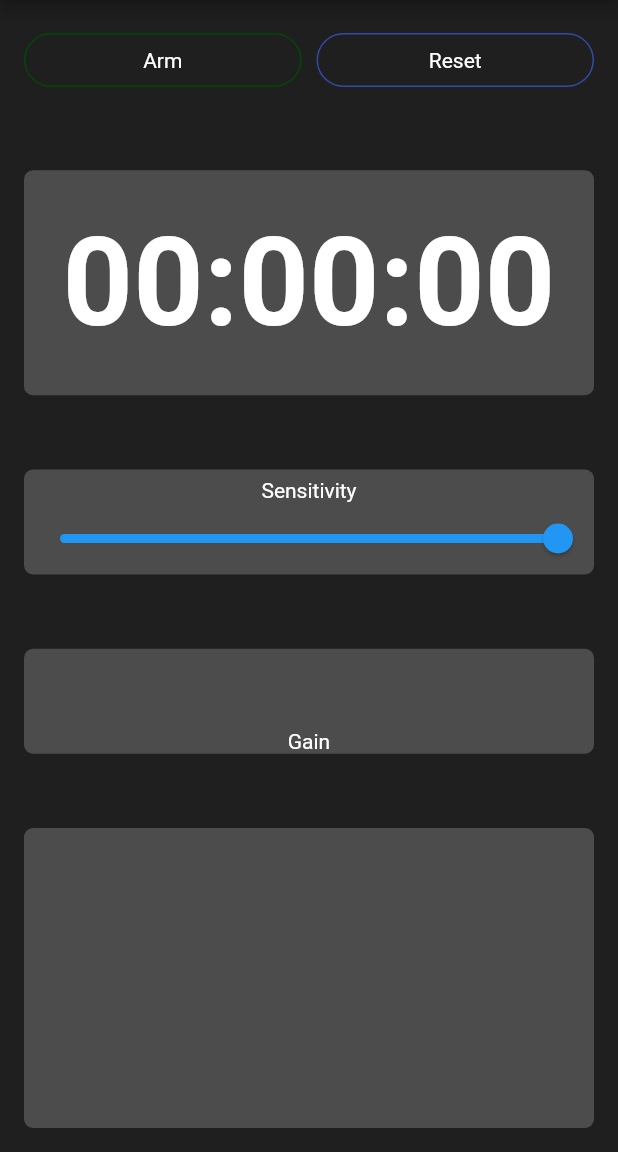
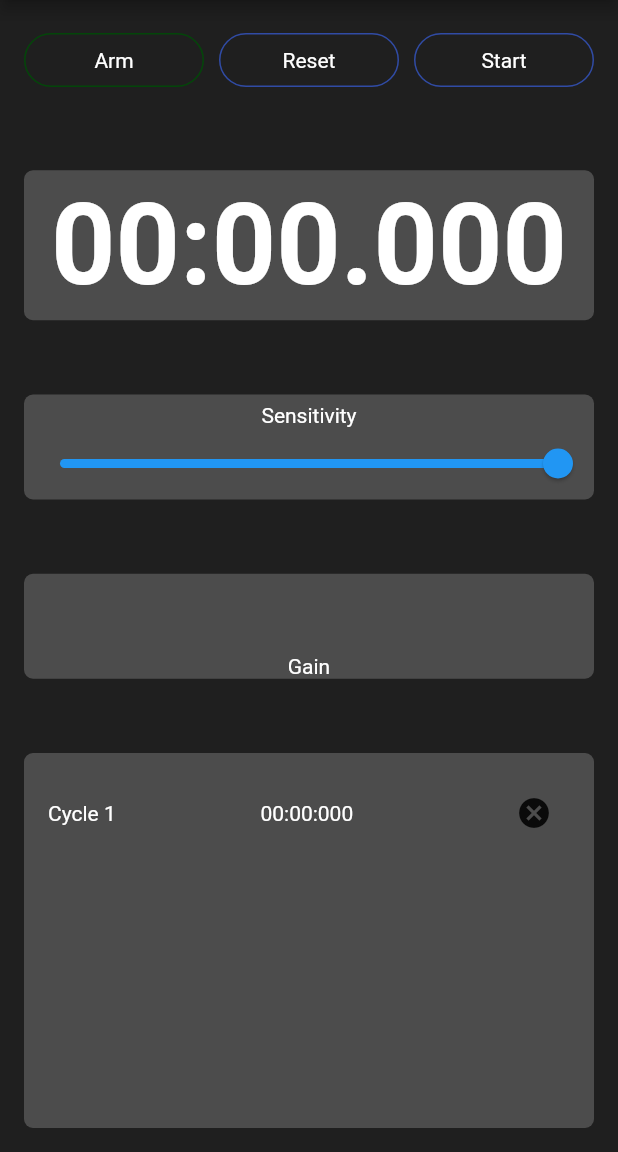
Before and after one commit to yschulz/popwatch, a Flutter app: the screen it shows after launch, after a tap on "Reset", on a phone screen of 412 x 824 dp, the part 84-1236 px from its top. Run offline on Flutter 3.47's test engine with Material 2 defaults, Android fonts, the phone set to English and light mode, and no system bars.

Commit message:
added stopwatch functionality

```diff
--- a/lib/main.dart
+++ b/lib/main.dart
@@ -1,3 +1,5 @@
+import 'dart:async';
+
 import 'package:flutter/material.dart';
 
 
@@ -26,8 +28,97 @@ class PopWatchHome extends StatefulWidget {
 
 class _PopWatchHomeState extends State<PopWatchHome> {
 
-  var _armed = false;
-  var _sensitivity = 100.0;
+  int milliseconds = 0;
+  int seconds = 0;
+  int minutes = 0;
+
+  String digitMilliseconds = '000';
+  String digitSeconds = '00';
+  String digitMinutes = '00';
+
+  Timer? timer;
+  bool started = false;
+  List logs = [];
+
+  bool _armed = false;
+  double _sensitivity = 100.0;
+
+  void stop() {
+    timer!.cancel();
+    setState(() {
+      started = false;
+    });
+  }
+
+  void reset() {
+    logCycle();
+    timer!.cancel();
+    setState(() {
+      milliseconds = 0;
+      seconds = 0;
+      minutes = 0;
+
+      digitMilliseconds = '000';
+      digitSeconds = '00';
+      digitMinutes = '00';
+
+      started = false;
+    });
+  }
+
+  void logCycle() {
+    String cycle = "$digitMinutes:$digitSeconds:$digitMilliseconds";
+    setState(() {
+      logs.add(cycle);
+    });
+  }
+
+  void deleteElementCycle(index) {
+    setState(() {
+      logs.removeAt(index);
+    });
+  }
+
+  void start() {
+    started = true;
+    timer = Timer.periodic(Duration(milliseconds: 1), (timer) {
+      int localMilliseconds = milliseconds + 1;
+      int localSeconds = seconds;
+      int localMinutes = minutes;
+
+      if(localMilliseconds > 999) {
+        if(localSeconds > 59) {
+          localMinutes++;
+          localSeconds = 0;
+        }
+        else {
+          localSeconds++;
+          localMilliseconds = 0;
+        }
+      }
+
+      setState(() {
+        milliseconds = localMilliseconds;
+        seconds = localSeconds;
+        minutes = localMinutes;
+
+        if(milliseconds >= 10) {
+          if(milliseconds >= 100) {
+            digitMilliseconds = "$milliseconds";
+          }
+          else {
+            digitMilliseconds = "0$milliseconds";
+          }
+        }
+        else {
+          digitMilliseconds = "00$milliseconds";
+        }
+        digitSeconds = (seconds >= 10) ?"$seconds":"0$seconds";
+        digitMinutes = (minutes >= 10) ?"$minutes":"0$minutes";
+
+      });
+     });
+  }
 
   void arming() {
     if(_armed) {
@@ -71,9 +162,19 @@ class _PopWatchHomeState extends State<PopWatchHome> {
                   const SizedBox(width: 10.0,),
                   Expanded(
                     child: RawMaterialButton(
-                      onPressed: () {},
+                      onPressed: reset,
                       shape: const StadiumBorder(side: BorderSide(color: Color.fromARGB(255, 48, 75, 165))),
                       child: const Text('Reset',
+                        style: TextStyle(color:  Color.fromARGB(255, 255, 255, 255))
+                      ),
+                    ),
+                  ),
+                  const SizedBox(width: 10.0,),
+                  Expanded(
+                    child: RawMaterialButton(
+                      onPressed: () { (!started) ? start() : stop();},
+                      shape: const StadiumBorder(side: BorderSide(color: Color.fromARGB(255, 48, 75, 165))),
+                      child: const Text('Start',
                         style: TextStyle(color:  Color.fromARGB(255, 255, 255, 255))
                       ),
                     ),
@@ -81,16 +182,16 @@ class _PopWatchHomeState extends State<PopWatchHome> {
                 ],
               ),
               Container(
-                height: 150.0,
+                height: 100.0,
                 decoration: BoxDecoration(
                   color: Color.fromARGB(127, 122, 122, 122),
                   borderRadius: BorderRadius.circular(6.0)
                 ),
                 child: Center(
-                  child: Text('00:00:00',
+                  child: Text('$digitMinutes:$digitSeconds.$digitMilliseconds',
                     style: TextStyle(
                       color: Color.fromARGB(255, 255, 255, 255),
-                      fontSize: 82.0,
+                      fontSize: 75.0,
                       fontWeight: FontWeight.w600
                       ),
                   ),
@@ -136,10 +237,28 @@ class _PopWatchHomeState extends State<PopWatchHome> {
                 ),
               ),
               Container(
-                height: 200.0,
+                height: 250.0,
                 decoration: BoxDecoration(
                   color: Color.fromARGB(127, 122, 122, 122),
                   borderRadius: BorderRadius.circular(6.0)
+                ),
+                child: ListView.builder(
+                  itemCount: logs.length,
+                  itemBuilder: (context, index) {
+                    return Padding(
+                      padding: const EdgeInsets.all(16.0),
+                      child: Row(
+                        mainAxisAlignment: MainAxisAlignment.spaceBetween,
+                        children: [
+                          Text('Cycle ${index+1}', style: TextStyle(color: Color.fromARGB(255, 255, 255, 255))),
+                          Text("${logs[index]}", style: TextStyle(color: Color.fromARGB(255, 255, 255, 255))),
+                          IconButton(onPressed: () { setState(() {
+                            logs.removeAt(index);
+                          });}, icon: Icon(Icons.cancel)),
+                        ],
+                      ),
+                    );
+                  },
                 ),
               ),
             ],
```
